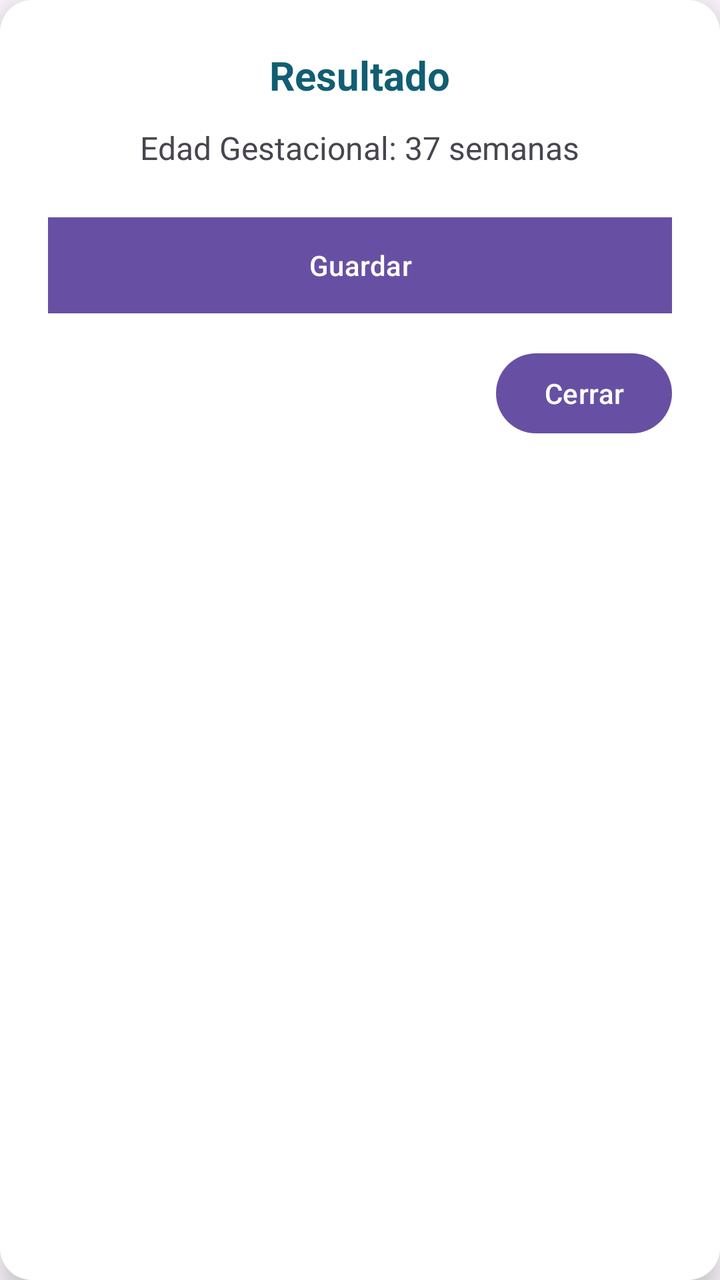
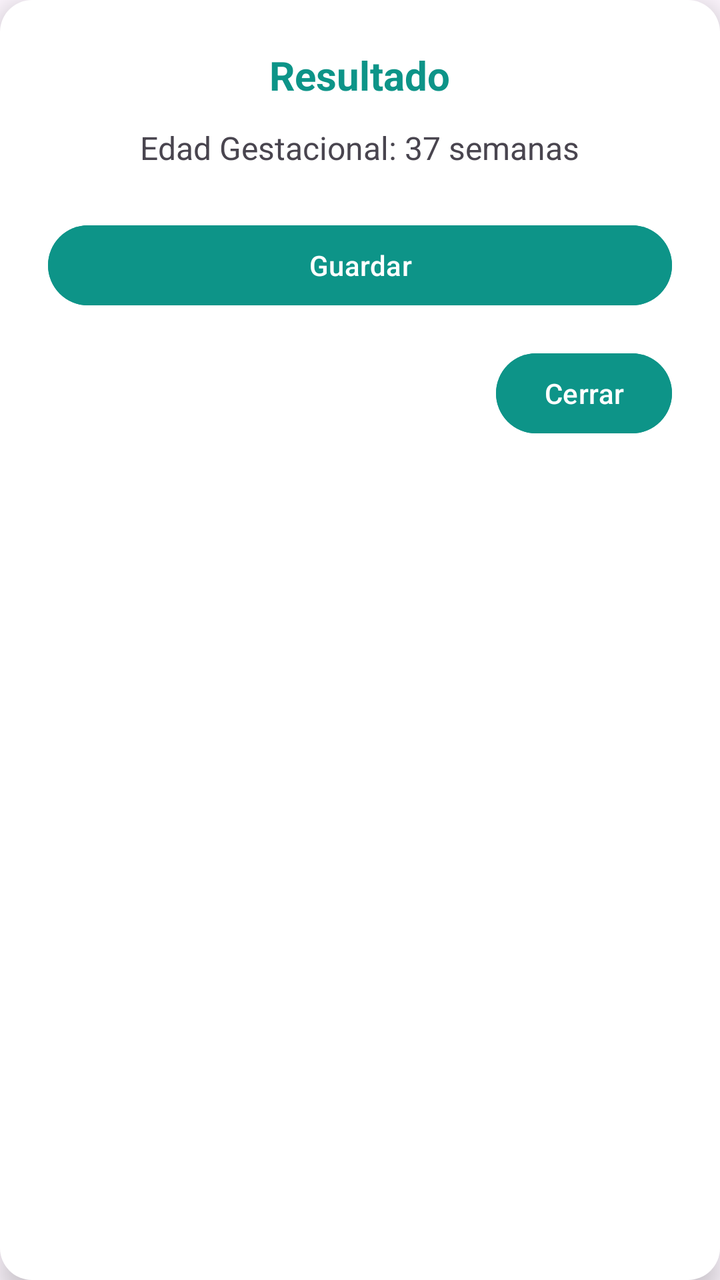

The first picture is an Android layout as it rendered before a commit; the second is the same layout after the commit. The layout source and the unified diff follow.
<!-- AndroidManifest.xml: application theme Theme.MediCalc -->
<!-- res/layout/dialog_resultado_capurro.xml -->
<?xml version="1.0" encoding="utf-8"?>
<LinearLayout xmlns:android="http://schemas.android.com/apk/res/android"
    android:padding="24dp"
    android:orientation="vertical"
    android:layout_width="wrap_content"
    android:layout_height="wrap_content"
    android:background="@drawable/bg_dialog_rounded"
    android:elevation="8dp">

    <TextView
        android:id="@+id/tvTitulo"
        android:layout_width="wrap_content"
        android:layout_height="wrap_content"
        android:text="Resultado"
        android:textSize="20sp"
        android:textStyle="bold"
        android:textColor="#115E73"
        android:layout_gravity="center_horizontal"
        android:paddingBottom="12dp" />

    <TextView
        android:id="@+id/tvResultadoEdad"
        android:layout_width="wrap_content"
        android:layout_height="wrap_content"
        android:text="Edad Gestacional: 37 semanas"
        android:textSize="16sp"
        android:layout_gravity="center_horizontal"
        android:paddingBottom="24dp" />

    <Button
        android:id="@+id/btnGuardar"
        android:layout_width="match_parent"
        android:layout_height="wrap_content"
        android:background="@color/bgLogin"
        android:text="Guardar" />

    <Button
        android:id="@+id/btnCerrar"
        android:layout_width="wrap_content"
        android:layout_height="wrap_content"
        android:text="Cerrar"
        android:layout_gravity="end"
        android:layout_marginTop="16dp" />
</LinearLayout>
<!-- resources referenced by this layout -->
<resources>
  <color name="bgLogin">#0D9488</color>
  <!-- drawable bg_dialog_rounded (drawable) -->
  <shape xmlns:android="http://schemas.android.com/apk/res/android"
      android:shape="rectangle">
      <solid android:color="@android:color/white" />
      <corners android:radius="16dp" />
  </shape>
  <style name="Theme.MediCalc" parent="Base.Theme.MediCalc" />
  <style name="Base.Theme.MediCalc" parent="Theme.Material3.DayNight.NoActionBar">
          
          
      </style>
</resources>

<!-- the commit's change to res/layout/dialog_resultado_capurro.xml (unified diff, before → after) -->
@@ -14,7 +14,7 @@
         android:text="Resultado"
         android:textSize="20sp"
         android:textStyle="bold"
-        android:textColor="#115E73"
+        android:textColor="@color/bgLogin"
         android:layout_gravity="center_horizontal"
         android:paddingBottom="12dp" />
 
@@ -31,7 +31,7 @@
         android:id="@+id/btnGuardar"
         android:layout_width="match_parent"
         android:layout_height="wrap_content"
-        android:background="@color/bgLogin"
+        android:backgroundTint="@color/bgLogin"
         android:text="Guardar" />
 
     <Button
@@ -39,6 +39,7 @@
         android:layout_width="wrap_content"
         android:layout_height="wrap_content"
         android:text="Cerrar"
+        android:backgroundTint="@color/bgLogin"
         android:layout_gravity="end"
         android:layout_marginTop="16dp" />
 </LinearLayout>
